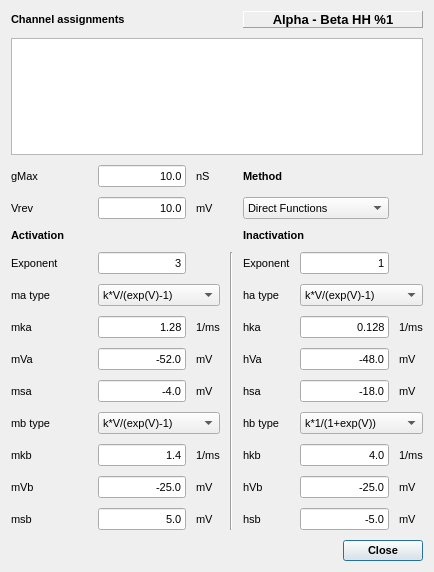
Above: src/gui/AlphaBetaHHDlg.ui from CompEphys-team/stdpc before the change. Below: the same form after it.
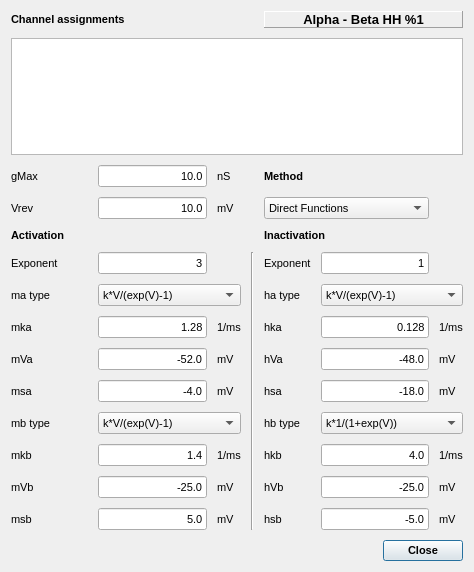
That is the form after the change. Custom widgets are drawn as their Qt base class.

Commit message: Added numbered vertical headers to AssignmentWidget

```diff
--- a/src/gui/AlphaBetaHHDlg.ui
+++ b/src/gui/AlphaBetaHHDlg.ui
@@ -6,7 +6,7 @@
    <rect>
     <x>0</x>
     <y>0</y>
-    <width>434</width>
+    <width>474</width>
     <height>572</height>
    </rect>
   </property>
@@ -406,9 +406,6 @@
      <attribute name="horizontalHeaderStretchLastSection">
       <bool>true</bool>
      </attribute>
-     <attribute name="verticalHeaderVisible">
-      <bool>false</bool>
-     </attribute>
      <attribute name="verticalHeaderDefaultSectionSize">
       <number>25</number>
      </attribute>
```
The commit also changes 6 other files.
